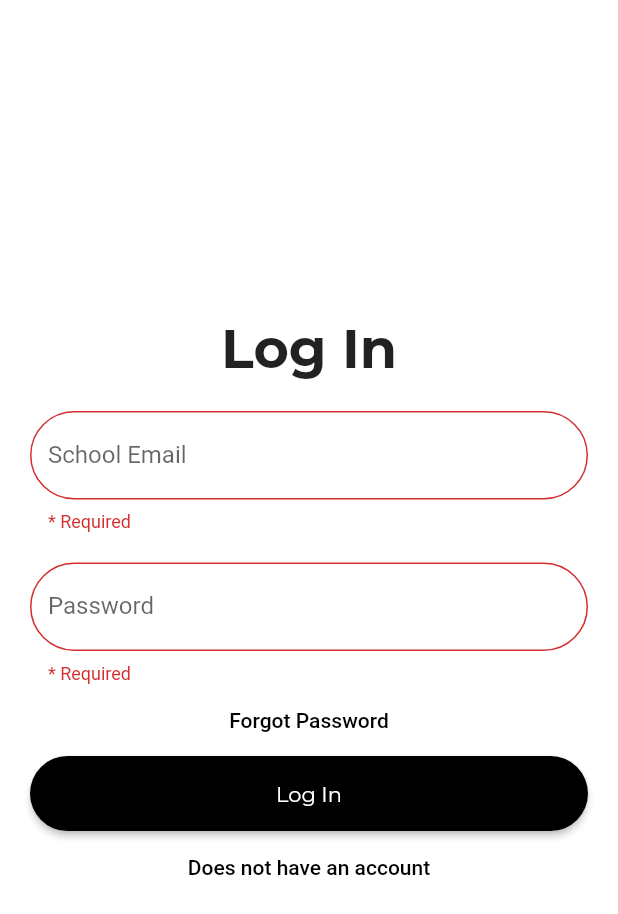
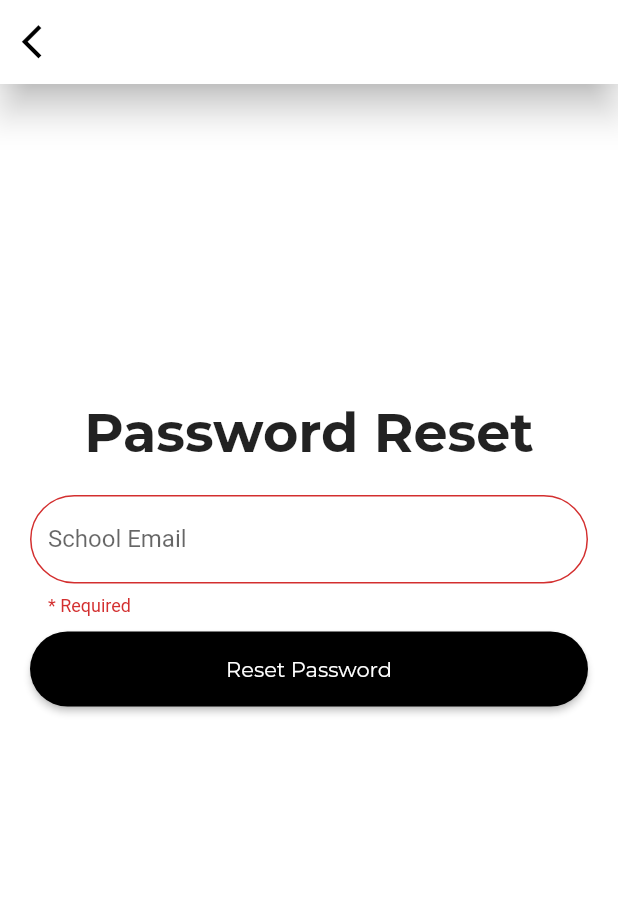
Before and after one commit to radaSpu/radaV2, a Flutter app: the Login screen opened directly, after a tap on "Forgot Password", on a phone screen of 412 x 824 dp. Shown: the top 914 px of the screen. Run offline on Flutter 3.47's test engine with Material 2 defaults, Android fonts, the phone set to English and light mode, and no system bars; our stand-ins replace another_flushbar, cached_network_image, carousel_slider, cloud_firestore, dropdown_formfield, firebase_auth and 11 more; missing offline and left inert: connectivityswift, link_text, state_persistence; accounts and stored records are empty; project files that could hold a hidden picture were left out.

```diff
--- a/lib/main.dart
+++ b/lib/main.dart
@@ -23,7 +23,7 @@ class MyApp extends StatelessWidget {
       debugShowCheckedModeBanner: false,
       theme: ThemeData( buttonColor: Colors.black ),
       /*home: GettingStartedScreen(),*/
-      home: SignUpScreen(),
+      home: SplashScreen(),
       /*routes: {
         LoginScreen.routeName: (ctx) => LoginScreen(),
         SignupScreen.routeName: (ctx) => SignupScreen(),
--- a/lib/screens/login.dart
+++ b/lib/screens/login.dart
@@ -7,6 +7,7 @@ import 'package:fluttertoast/fluttertoast.dart';
 import 'package:form_field_validator/form_field_validator.dart';
 import 'package:page_transition/page_transition.dart';
 import 'package:radaspu_2/screens/dashboard.dart';
+import 'package:radaspu_2/screens/password_reset.dart';
 import 'package:radaspu_2/screens/sign_up.dart';
 import 'package:radaspu_2/screens/studentauth.dart';
 import 'package:radaspu_2/theme.dart';
@@ -100,7 +101,8 @@ class _LoginState extends State<Login> {
                     ),
                     TextButton(
                       onPressed: () {
-                        //forgot password screen
+                        Navigator.of(context).pushReplacement(
+                            MaterialPageRoute(builder: (context) => PasswordReset()));
                       },
                       child: const Text('Forgot Password',
                         style: TextStyle(color: Colors.black),),
@@ -177,6 +179,8 @@ class _LoginState extends State<Login> {
           ),
           duration: Duration(seconds: 3),
           isDismissible: false,
+          backgroundColor: Colors.redAccent,
+            flushbarPosition: FlushbarPosition.TOP,
         )
           ..show(context);
       }
@@ -191,6 +195,8 @@ class _LoginState extends State<Login> {
           ),
           duration: Duration(seconds: 3),
           isDismissible: false,
+          backgroundColor: Colors.redAccent,
+            flushbarPosition: FlushbarPosition.TOP,
         )
           ..show(context);
       }
@@ -200,7 +206,8 @@ class _LoginState extends State<Login> {
     message: "You entered the wrong password",
     duration: Duration(seconds: 3),
     isDismissible: true,
-    flushbarPosition: FlushbarPosition.TOP,
+    flushbarPosition: FlushbarPosition.TOP
+      ,
     icon: Icon(
     Icons.error_outline,
     color: Colors.white,
@@ -218,7 +225,8 @@ class _LoginState extends State<Login> {
     message: "You entered an invalid email",
     duration: Duration(seconds: 3),
     isDismissible: true,
-    flushbarPosition: FlushbarPosition.TOP,
+    flushbarPosition: FlushbarPosition.TOP
+      ,
     icon: Icon(
     Icons.error_outline,
     color: Colors.white,
--- /dev/null
+++ b/lib/screens/password_reset.dart
@@ -0,0 +1,174 @@
+import 'package:another_flushbar/flushbar.dart';
+import 'package:firebase_auth/firebase_auth.dart';
+import 'package:flutter/cupertino.dart';
+import 'package:flutter/material.dart';
+import 'package:form_field_validator/form_field_validator.dart';
+import 'package:radaspu_2/screens/login.dart';
+
+import '../theme.dart';
+
+class PasswordReset extends StatefulWidget {
+  const PasswordReset({Key? key}) : super(key: key);
+
+  @override
+  _PasswordResetState createState() => _PasswordResetState();
+}
+
+class _PasswordResetState extends State<PasswordReset> {
+  final _formKey = GlobalKey<FormState>();
+  TextEditingController emailController = TextEditingController();
+  FirebaseAuth _auth = FirebaseAuth.instance;
+
+  @override
+  Widget build(BuildContext context) {
+    return new Scaffold(
+        backgroundColor: Colors.white,
+        appBar: AppBar(
+          backgroundColor: Colors.white,
+          elevation: 10,
+          centerTitle: true,
+          leading: GestureDetector(
+            onTap: () {
+              Navigator.pop(context);
+            },
+            child: Icon(
+              Icons.arrow_back_ios,
+              color: Colors.black,
+              size: 27,
+            ),
+          ),
+        ),
+        body: Form(
+          autovalidateMode: AutovalidateMode.always,
+          key: _formKey,
+          child: Padding(
+              padding: const EdgeInsets.fromLTRB(10, 200, 10, 0),
+              child: ListView(children: <Widget>[
+                Container(
+                  alignment: Alignment.center,
+                  padding: const EdgeInsets.all(10),
+                  child: const Text(
+                    'Password Reset',
+                    style: TextStyle(
+                        fontSize: 36,
+                        fontWeight: FontWeight.w600,
+                        fontFamily: 'Montserrat'),
+                  ),
+                ),
+                Container(
+                  padding: const EdgeInsets.all(10),
+                  child: TextFormField(
+                      controller: emailController,
+                      decoration: InputDecoration(
+                        border: OutlineInputBorder(
+                          borderRadius: BorderRadius.circular(30.0),
+                        ),
+                        labelText: 'School Email',
+                      ),
+                      validator: MultiValidator([
+                        RequiredValidator(errorText: "* Required"),
+                        EmailValidator(errorText: "Enter valid email id"),
+                      ])),
+                ),
+                Container(
+                  height: 50,
+                  padding: const EdgeInsets.fromLTRB(10, 0, 10, 0),
+                  child: ElevatedButton(
+                    child: const Text('Reset Password',
+                        style: TextStyle(
+                            color: Colors.white, fontFamily: 'Montserrat')),
+                    style: ButtonStyle(
+                        shape:
+                            MaterialStateProperty.all<RoundedRectangleBorder>(
+                                RoundedRectangleBorder(
+                                    borderRadius: BorderRadius.circular(30.0),
+                                    side: BorderSide(color: AppColours.black))),
+                        backgroundColor:
+                            MaterialStateProperty.all(Colors.black),
+                        minimumSize: MaterialStateProperty.all(Size(60, 60))),
+                    onPressed: () {
+                      if (_formKey.currentState!.validate()) {
+                        print("Validated");
+                        reset_password(emailController.text.trim().toString());
+                      } else {
+                        print("Not Validated");
+                      }
+                    },
+                  ),
+                )
+              ])),
+        ));
+  }
+
+  void reset_password(String email) async {
+    try {
+      await _auth.sendPasswordResetEmail(email: email);
+      _showMyDialog();
+    } on FirebaseAuthException catch (e) {
+      Flushbar(
+        title: 'Error',
+        message: e.message,
+        icon: Icon(
+          Icons.error_outline,
+          color: Colors.white,
+          size: 30,
+        ),
+        duration: Duration(seconds: 3),
+        isDismissible: false,
+        backgroundColor: Colors.redAccent,
+      )..show(context);
+    }
+  }
+
+  void _showMyDialog() async {
+    return showDialog<void>(
+      context: context,
+      barrierDismissible: false, // user must tap button!
+      builder: (BuildContext context) {
+        return CupertinoAlertDialog(
+          title: Text('Sent'),
+          insetAnimationDuration: Duration(milliseconds: 1000),
+          content: SingleChildScrollView(
+            child: ListBody(
+              children: <Widget>[
+                //Text('Fetch Data.'),
+                Text(
+                  'Password reset link has been sent to your email',
+                  style: TextStyle(
+                      fontFamily: 'Montserrat',
+                      fontWeight: FontWeight.bold,
+                      fontSize: 16),
+                ),
+              ],
+            ),
+          ),
+          actions: <Widget>[
+            Padding(
+              padding: EdgeInsets.only(left: 20, right: 20),
+              child: ElevatedButton(
+                child: const Text('Ok',
+                    style: TextStyle(color: Colors.white,
+                        fontFamily: 'Montserrat')),
+                style: ButtonStyle(
+                    shape: MaterialStateProperty.all<
+                        RoundedRectangleBorder>(
+                        RoundedRectangleBorder(
+                            borderRadius: BorderRadius.circular(30.0),
+                            side: BorderSide(color: AppColours.black)
+                        )
+                    ),
+                    backgroundColor: MaterialStateProperty.all(
+                        Colors.black),
+                ),
+                onPressed: () {
+                  Navigator.of(context).pushReplacement(
+                      MaterialPageRoute(builder: (context) => Login()));
+                },
+              ),
+            ),
+          ],
+        );
+      },
+    );
+  }
+}
--- a/lib/screens/splashscreen.dart
+++ b/lib/screens/splashscreen.dart
@@ -17,7 +17,7 @@ class _SplashScreenState extends State<SplashScreen> {
   @override
   Widget build(BuildContext context) {
     return Scaffold(
-        backgroundColor: Color(0xffE4B04A),
+        backgroundColor: AppColours.colorMain,
         body: Padding(
             padding: const EdgeInsets.fromLTRB(10, 100, 10, 0),
             child: ListView(children: <Widget>[
@@ -26,7 +26,9 @@ class _SplashScreenState extends State<SplashScreen> {
 
                 child: const Text(
                   'Welcome to',
-                  style: TextStyle(fontSize: 35,
+                  style: TextStyle(
+                      color:Colors.white,
+                      fontSize: 35,
                     fontWeight: FontWeight.w700,
                       fontFamily: 'Montserrat'),
 
--- a/lib/theme.dart
+++ b/lib/theme.dart
@@ -5,7 +5,7 @@ import 'package:flutter/cupertino.dart';
 class AppColours {
   const AppColours();
 
-  static const Color colorMain = const Color(0xffE4B04A);
+  static const Color colorMain = const Color(0xFF800000);
   static const Color colorEnd = const Color(0xFF1565c0);
   static const Color black = const Color(000000);
 
--- a/pubspec.yaml
+++ b/pubspec.yaml
@@ -53,8 +53,12 @@ dependencies:
 dev_dependencies:
   flutter_test:
     sdk: flutter
+  flutter_launcher_icons: "^0.9.2"
 
-
+flutter_icons:
+  android: "launcher_icon"
+  ios: true
+  image_path: "assets/images/Rada_SPU_Logo.png"
 # For information on the generic Dart part of this file, see the
 # following page: https://dart.dev/tools/pub/pubspec
 
```
Also changed, not shown: lib/screens/dashboard.dart (+4 -3 lines), pubspec.lock, 22 other files.
